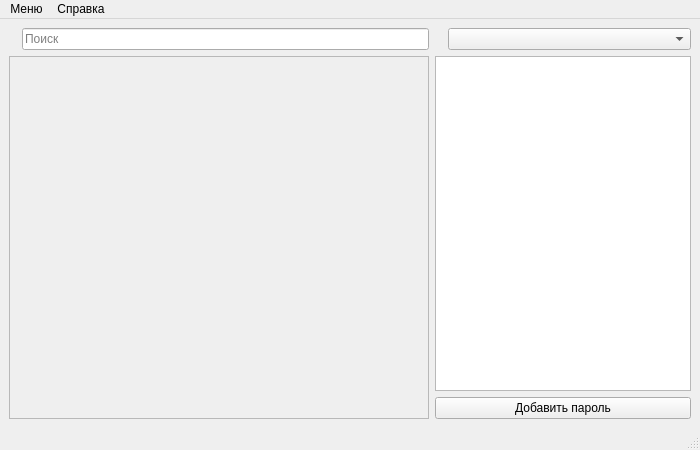
Qt form src/SKeyPassword/res/ui/MainWindow.ui (Syricoff/SKeyPassword) before a commit.
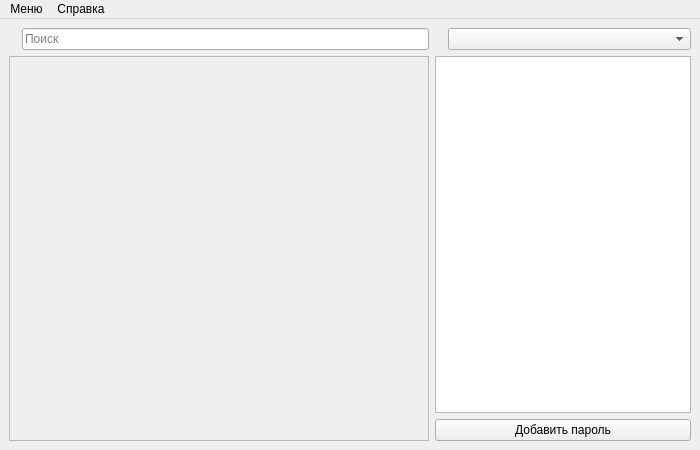
The same form after that commit. Icons and pictures are not drawn.

What changed in the file:
```diff
--- a/src/SKeyPassword/res/ui/MainWindow.ui
+++ b/src/SKeyPassword/res/ui/MainWindow.ui
@@ -64,7 +64,7 @@
            <x>0</x>
            <y>0</y>
            <width>414</width>
-           <height>333</height>
+           <height>357</height>
           </rect>
          </property>
         </widget>
@@ -146,11 +146,6 @@
    <addaction name="menu"/>
    <addaction name="help"/>
   </widget>
-  <widget class="QStatusBar" name="statusbar">
-   <property name="styleSheet">
-    <string notr="true">font color: red</string>
-   </property>
-  </widget>
   <action name="about_program_button">
    <property name="text">
     <string>О приложении</string>
```
